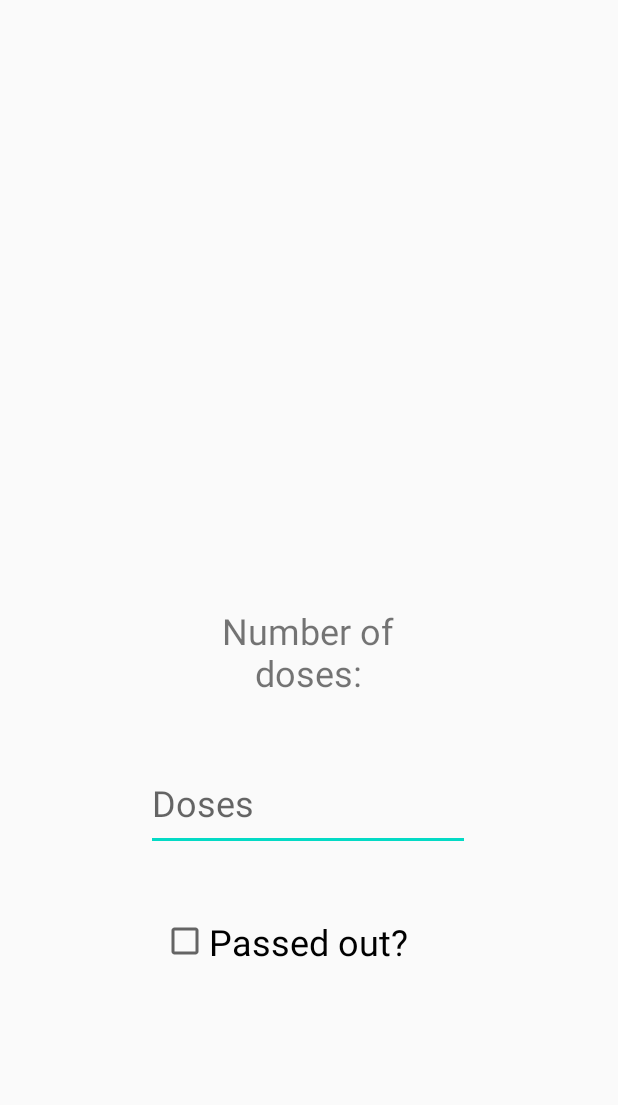
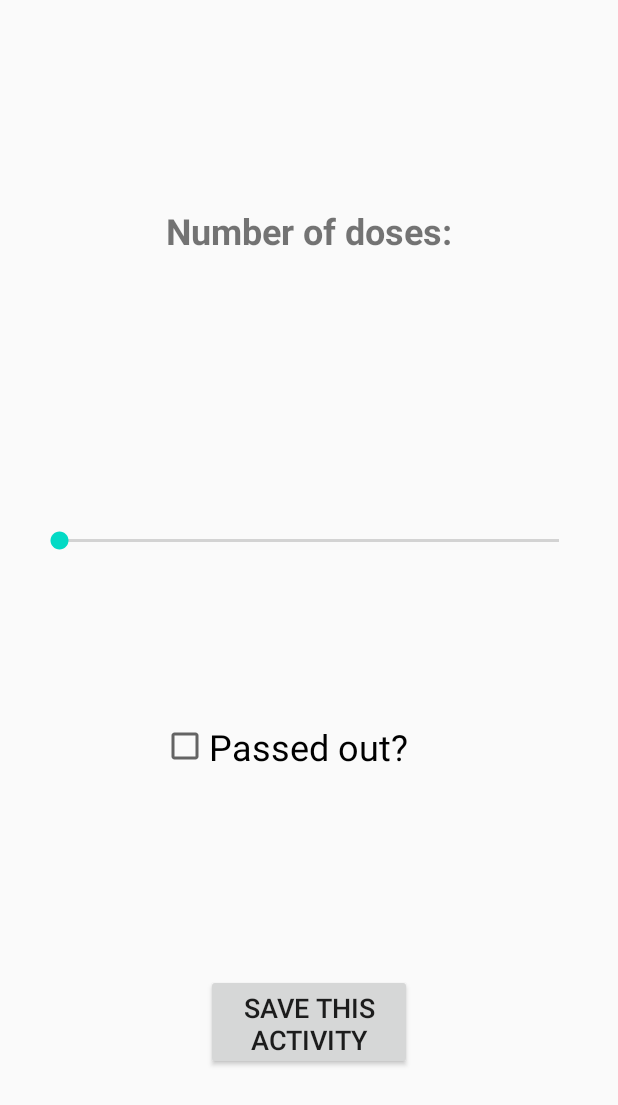
Before and after one commit to ilmari99/OlioHarkka, an Android app: the layout fragment_drinking.xml on its own in the app's theme, with its tools: preview values and no code run, on a phone screen of 412 x 824 dp. Shown: the top 1105 px of the screen. Run offline under Robolectric (Android 15) with nearby library versions, the phone set to English and light mode, and no system bars.

Commit message:
- Creation of Drinking object and adding it to doneActivities ArrayList works

```diff
--- a/app/src/main/java/com/example/olioht/StudyFragment.java
+++ b/app/src/main/java/com/example/olioht/StudyFragment.java
@@ -18,12 +18,12 @@ import android.widget.EditText;
 public class StudyFragment extends Fragment {
 
     private String subject;
+    private int rating, time;
     private Boolean withFriends;
-    private int rating, time;
+    private Bundle dataBundle;
     private EditText subjectText;
     private CheckBox friendsCheckBox;
     private Button saveActivityButton;
-    private Bundle dataBundle;
     private ActivityClass studying;
     private DayClass day;
 
@@ -48,7 +48,7 @@ public class StudyFragment extends Fragment {
                 rating = dataBundle.getInt("rating");
                 time = dataBundle.getInt("time");
 
-                studying = new Studying(subject, rating, time, withFriends);
+                studying = new Studying(rating, time, subject, withFriends);
 
                 day = DayScreen.getDayObject();
                 day.doneActivities.add(studying);
--- a/app/src/main/res/layout/activityscreen.xml
+++ b/app/src/main/res/layout/activityscreen.xml
@@ -161,6 +161,7 @@
         android:id="@+id/activityTimeChanging"
         android:layout_width="64dp"
         android:layout_height="19dp"
+        android:gravity="center"
         app:layout_constraintBottom_toBottomOf="parent"
         app:layout_constraintEnd_toEndOf="parent"
         app:layout_constraintHorizontal_bias="0.821"
@@ -172,6 +173,7 @@
         android:id="@+id/activityRatingChanging"
         android:layout_width="64dp"
         android:layout_height="19dp"
+        android:gravity="center"
         app:layout_constraintBottom_toBottomOf="parent"
         app:layout_constraintEnd_toEndOf="parent"
         app:layout_constraintHorizontal_bias="0.821"
--- a/app/src/main/res/layout/fragment_drinking.xml
+++ b/app/src/main/res/layout/fragment_drinking.xml
@@ -6,6 +6,18 @@
     android:layout_width="match_parent"
     android:layout_height="match_parent"
     tools:context=".DrinkingFragment">
+
+    <Button
+        android:id="@+id/saveActivityButton"
+        android:layout_width="137dp"
+        android:layout_height="64dp"
+        android:text="@string/saveActivityToList"
+        android:textSize="18sp"
+        app:layout_constraintBottom_toBottomOf="parent"
+        app:layout_constraintEnd_toEndOf="parent"
+        app:layout_constraintStart_toStartOf="parent"
+        app:layout_constraintTop_toTopOf="parent"
+        app:layout_constraintVertical_bias="0.854" />
 
     <CheckBox
         android:id="@+id/passedOutCheck"
@@ -17,35 +29,42 @@
         app:layout_constraintEnd_toEndOf="parent"
         app:layout_constraintStart_toStartOf="parent"
         app:layout_constraintTop_toTopOf="parent"
-        app:layout_constraintVertical_bias="0.776" />
-
-    <EditText
-        android:id="@+id/dosesInput"
-        android:layout_width="216dp"
-        android:layout_height="64dp"
-        android:autofillHints="Hours"
-        android:ems="10"
-        android:hint="@string/dosesInput"
-        android:inputType="number"
-        android:textSize="24sp"
-        app:layout_constraintBottom_toBottomOf="parent"
-        app:layout_constraintEnd_toEndOf="parent"
-        app:layout_constraintHorizontal_bias="0.497"
-        app:layout_constraintStart_toStartOf="parent"
-        app:layout_constraintTop_toTopOf="parent"
-        app:layout_constraintVertical_bias="0.662" />
+        app:layout_constraintVertical_bias="0.61" />
 
     <TextView
         android:id="@+id/dosesText"
-        android:layout_width="146dp"
-        android:layout_height="63dp"
+        android:layout_width="203dp"
+        android:layout_height="61dp"
         android:gravity="center"
         android:text="@string/dosesText"
         android:textSize="24sp"
+        android:textStyle="bold"
         app:layout_constraintBottom_toBottomOf="parent"
         app:layout_constraintEnd_toEndOf="parent"
-        app:layout_constraintHorizontal_bias="0.498"
         app:layout_constraintStart_toStartOf="parent"
         app:layout_constraintTop_toTopOf="parent"
-        app:layout_constraintVertical_bias="0.529" />
+        app:layout_constraintVertical_bias="0.162" />
+
+    <TextView
+        android:id="@+id/dosesTextChanging"
+        android:layout_width="287dp"
+        android:layout_height="47dp"
+        android:gravity="center"
+        android:textSize="18sp"
+        app:layout_constraintBottom_toBottomOf="parent"
+        app:layout_constraintEnd_toEndOf="parent"
+        app:layout_constraintStart_toStartOf="parent"
+        app:layout_constraintTop_toTopOf="parent"
+        app:layout_constraintVertical_bias="0.352" />
+
+    <SeekBar
+        android:id="@+id/doseSeekBar"
+        android:layout_width="365dp"
+        android:layout_height="48dp"
+        android:max="50"
+        app:layout_constraintBottom_toBottomOf="parent"
+        app:layout_constraintEnd_toEndOf="parent"
+        app:layout_constraintStart_toStartOf="parent"
+        app:layout_constraintTop_toTopOf="parent"
+        app:layout_constraintVertical_bias="0.434" />
 </androidx.constraintlayout.widget.ConstraintLayout>
--- a/app/src/main/res/values/strings.xml
+++ b/app/src/main/res/values/strings.xml
@@ -37,7 +37,6 @@
 
 
     <string-array name="activities">
-        <item> </item>
         <item>Studying</item>
         <item>Exercise</item>
         <item>Drinking</item>
@@ -46,7 +45,6 @@
     </string-array>
 
     <string-array name="subjects">
-        <item> </item>
         <item>Math</item>
         <item>Physics</item>
         <item>Programming</item>
@@ -54,7 +52,6 @@
     </string-array>
 
     <string-array name="exerciseTypes">
-        <item> </item>
         <item>Powerlifting</item>
         <item>Jogging</item>
         <item>Cycling</item>
@@ -63,7 +60,6 @@
     </string-array>
 
     <string-array name="activityWithFriends">
-        <item> </item>
         <item>Drinking</item>
         <item>Studying</item>
         <item>Relaxing</item>
@@ -72,7 +68,6 @@
     </string-array>
 
     <string-array name="relationshipActivity">
-        <item> </item>
         <item>Her place</item>
         <item>My place</item>
         <item>Restaurant</item>
```
Also changed, not shown: app/src/main/java/com/example/olioht/ActivityClass.java (+13 -49 lines), app/src/main/java/com/example/olioht/ActivityScreen.java (+3 -20 lines), app/src/main/java/com/example/olioht/DayScreen.java (+5 -4 lines), app/src/main/java/com/example/olioht/DrinkingFragment.java (+73 -3 lines).
